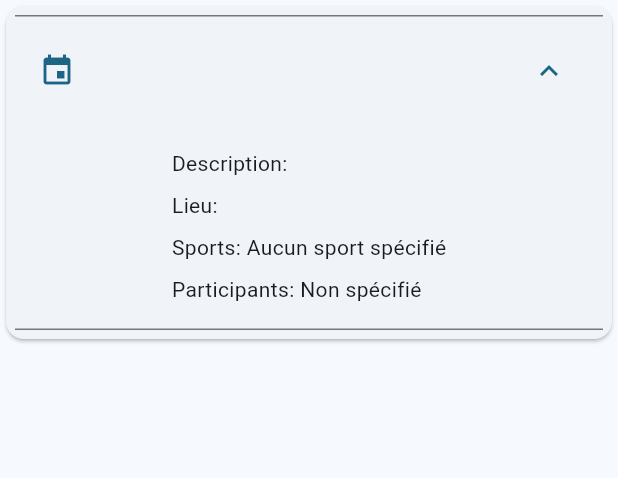
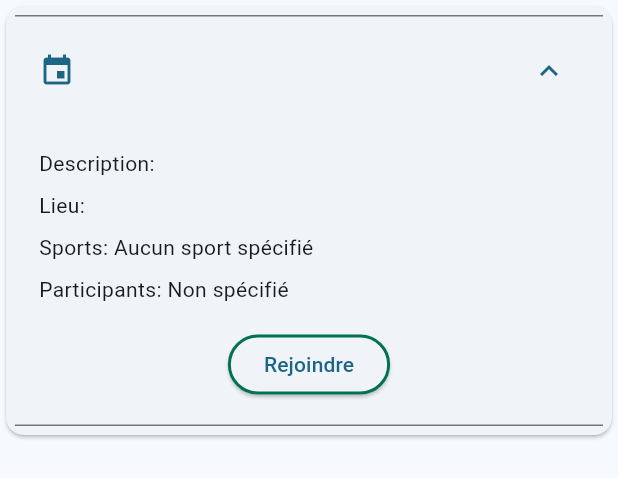
Before and after one commit to ben-ht/sporty, a Flutter app: the EventCard widget shown alone on an empty page, opened directly with empty values, after a tap on the "event" icon, on a phone screen of 412 x 824 dp. Shown: the top 478 px of the screen. Run offline on Flutter 3.47's test engine with Material 3 defaults, Android fonts, the phone set to English and light mode, and no system bars; our stand-ins replace flutter_svg, fluttertoast, supabase_flutter; accounts and stored records are empty.

Commit message:
ajout du bouton rejoindre dans la partie Search

```diff
--- a/lib/ui/search/event_card.dart
+++ b/lib/ui/search/event_card.dart
@@ -4,7 +4,7 @@ import 'package:sporty/model/event/event.dart';
 class EventCard extends StatelessWidget {
   final Event event ;
 
-  EventCard(this.event) ;
+  const EventCard(this.event, {super.key}) ;
 
   @override
   Widget build(BuildContext context) {
@@ -28,6 +28,21 @@ class EventCard extends StatelessWidget {
                   Text('Sports: ${event.sports?.join(', ') ?? 'Aucun sport spécifié'}'),
                   SizedBox(height: 8),
                   Text('Participants: ${event.maxParticipants ?? 'Non spécifié'}'),
+                  SizedBox(height: 16),
+                  Center(
+                    child: ElevatedButton(
+                      style: ElevatedButton.styleFrom(
+                        side: BorderSide(color: const Color.fromARGB(255, 0, 113, 83), width: 2),
+                        // padding: EdgeInsets.symmetric(horizontal: 30, vertical: 12),
+                      ),
+                      onPressed: () {
+                        print("Rejoindre l'événement: ${event.title}");
+                      },
+                      child: Text("Rejoindre"),
+                    ),
+                  ),
+
+
                 ],
               ),
             ),
--- a/lib/ui/search/search.dart
+++ b/lib/ui/search/search.dart
@@ -9,7 +9,7 @@ class Search extends StatefulWidget {
   const Search({super.key});
 
   @override
-  _SearchState createState() => _SearchState();
+  State<Search> createState() => _SearchState();
 }
 
 class _SearchState extends State<Search> {
@@ -69,6 +69,7 @@ class _SearchState extends State<Search> {
                     child: TextField(
                       // controller: _searchController, // utile ?
                       onChanged: (value) => _handleSearch(value),
+                      cursorColor: const Color.fromARGB(255, 0, 113, 83),
                       decoration: InputDecoration(
                         hintText: 'Rechercher...',
                         border: InputBorder.none,
```
